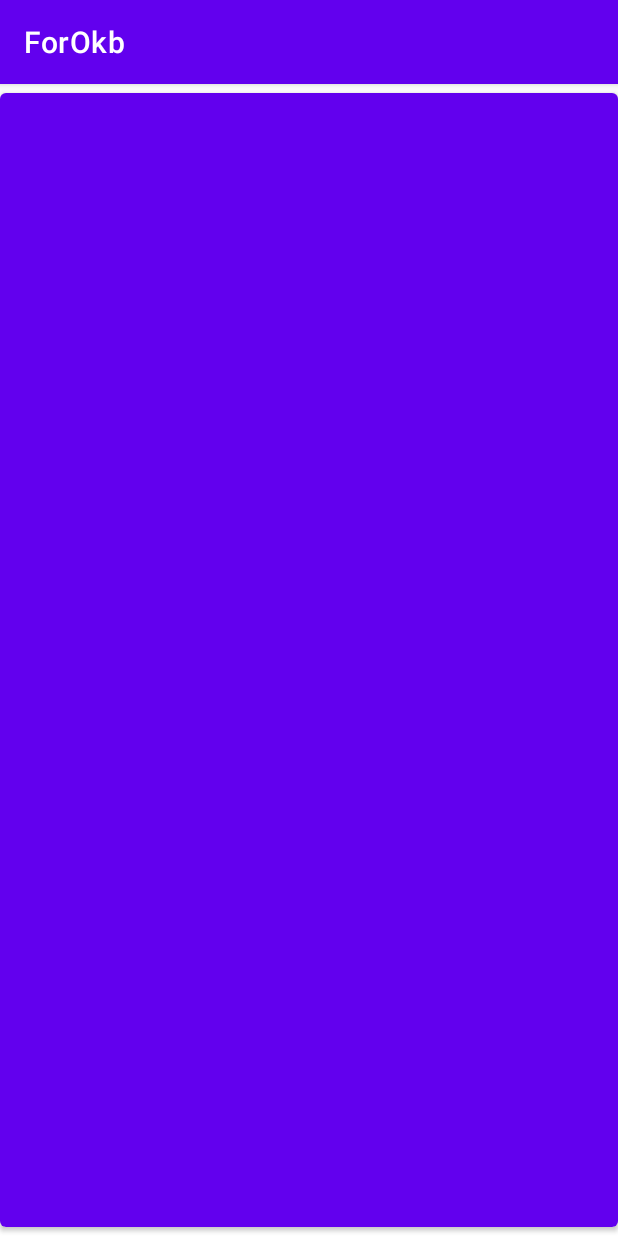
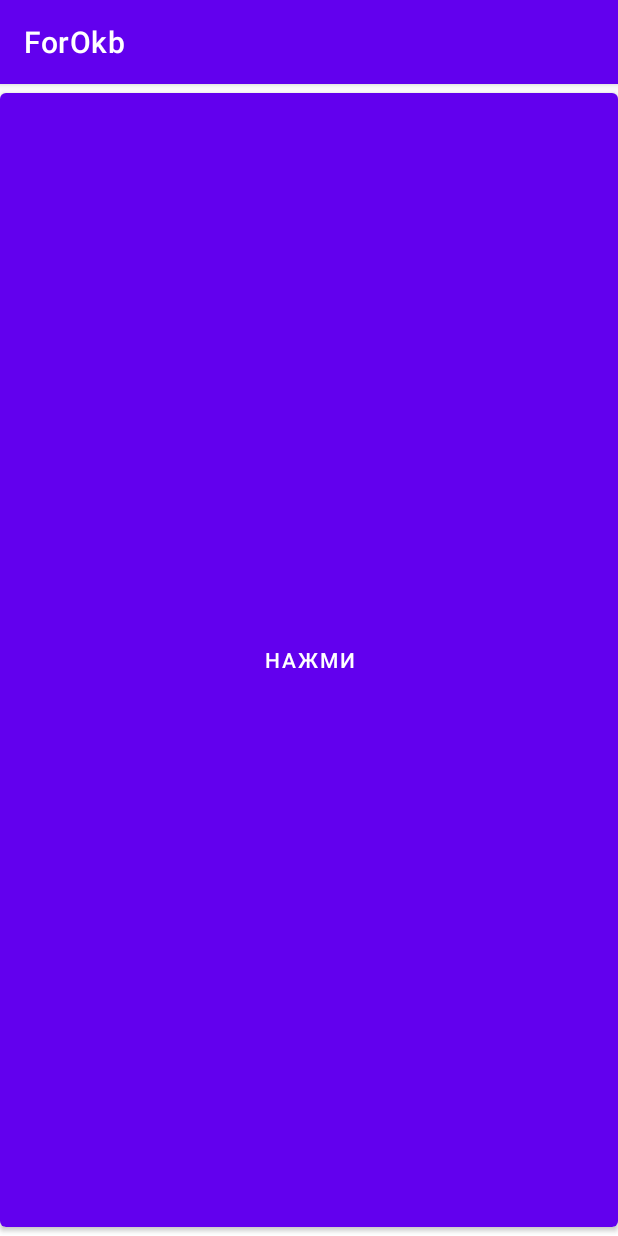
Before and after one commit to kotofFei/API, an Android app: the screen it shows after launch (MainActivity), on a phone screen of 412 x 824 dp. Run offline under Robolectric (Android 15) with nearby library versions, the phone set to English and light mode, and no system bars.

Commit message:
second commitss

```diff
--- a/ForOkb/app/src/main/res/layout/activity_main.xml
+++ b/ForOkb/app/src/main/res/layout/activity_main.xml
@@ -16,6 +16,7 @@
         app:layout_constraintTop_toTopOf="parent" />
         <Button
             android:layout_width="match_parent"
-            android:layout_height="match_parent"/>
+            android:layout_height="match_parent"
+            android:text="нажми"/>
 
 </androidx.constraintlayout.widget.ConstraintLayout>
```
